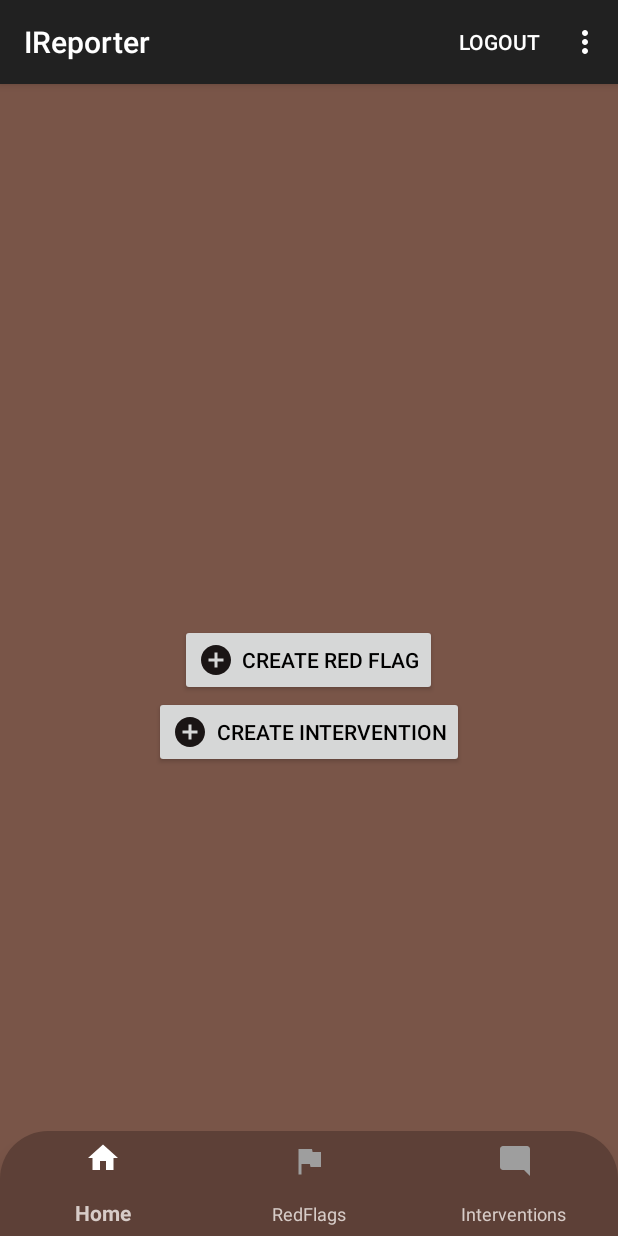
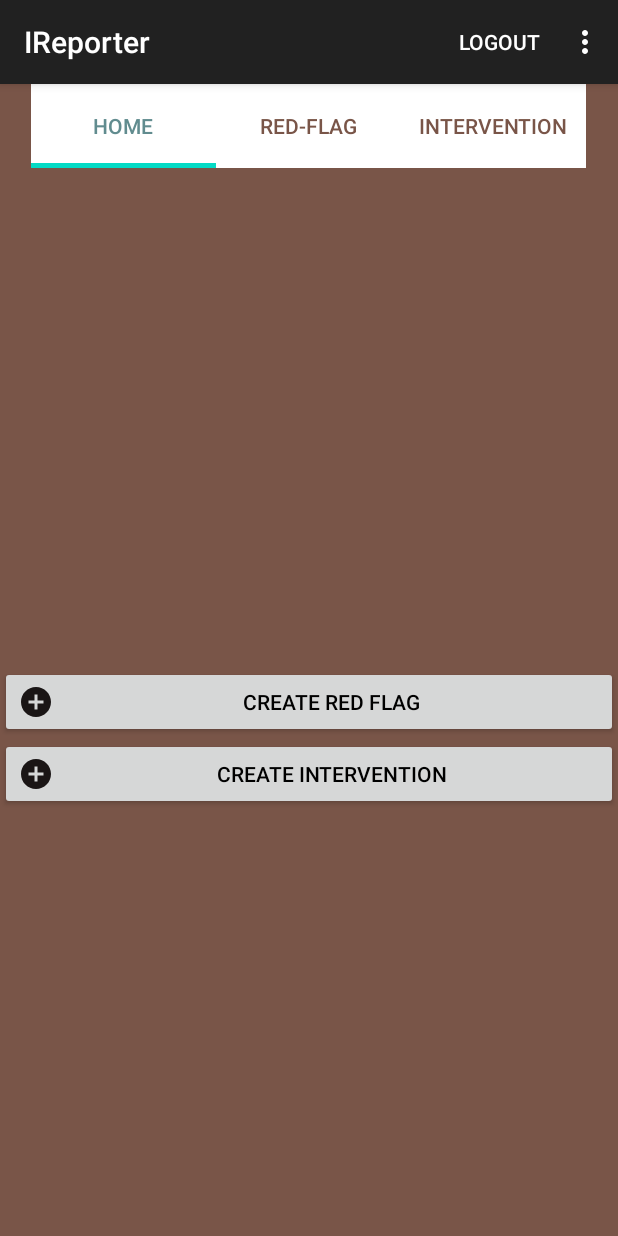
Before and after one commit to George-Okumu/IReporter-Android, an Android app: the MainActivity screen opened directly, with no data from a screen before it, on a phone screen of 412 x 824 dp. Run offline under Robolectric (Android 15) with nearby library versions, the phone set to English and light mode, and no system bars; our stand-ins replace ButterKnife, Picasso; libraries missing offline, so code that uses them is left out: org.parceler; pictures from the network do not load.

Commit message:
add fragments to display tablayout view

```diff
--- a/app/src/main/java/com/moringa/ireporter/MainActivity.java
+++ b/app/src/main/java/com/moringa/ireporter/MainActivity.java
@@ -2,8 +2,11 @@ package com.moringa.ireporter;
 
 import androidx.annotation.NonNull;
 import androidx.appcompat.app.AppCompatActivity;
+import androidx.appcompat.widget.Toolbar;
 import androidx.recyclerview.widget.LinearLayoutManager;
 import androidx.recyclerview.widget.RecyclerView;
+import androidx.viewpager.widget.ViewPager;
+
 
 import android.content.Intent;
 import android.content.SharedPreferences;
@@ -16,7 +19,11 @@ import android.view.View;
 import android.widget.Button;
 import android.widget.Toast;
 
+
 import com.google.android.material.bottomnavigation.BottomNavigationView;
+import com.google.android.material.tabs.TabItem;
+import com.google.android.material.tabs.TabLayout;
+import com.moringa.ireporter.adapters.PagerAdapter;
 import com.moringa.ireporter.adapters.RedFlagAdapter;
 import com.moringa.ireporter.models.RedFlag;
 import com.moringa.ireporter.network.IreporterApi;
@@ -41,14 +48,18 @@ public class MainActivity extends AppCompatActivity implements View.OnClickListe
 //    private List<RedFlag> mRedFlags = new ArrayList<>();
 //    @BindView(R.id.recyclerView) RecyclerView mRecyclerView;
 //    RedFlagAdapter mAdapter;
-@BindView(R.id.redFlagBtn) Button mRedFlagBtn;
-@BindView(R.id.intBtn) Button mIntBtn;
+
+
+    TabLayout tabLayout;
+    TabItem mHome,mRedFlagg,mIntervention;
+    PagerAdapter pagerAdapter;
+    Toolbar mToolbar;
 
     @Override
     protected void onCreate(Bundle savedInstanceState) {
         super.onCreate(savedInstanceState);
         setContentView(R.layout.activity_main);
-        ButterKnife.bind(this);
+
 
 
 
@@ -63,34 +74,72 @@ public class MainActivity extends AppCompatActivity implements View.OnClickListe
 //        redflagRes();
 
 
-        mRedFlagBtn.setOnClickListener(this);
-        mIntBtn.setOnClickListener(this);
 
-        BottomNavigationView bottomNavigationView = findViewById(R.id.bottom_navigation);
-        bottomNavigationView.setSelectedItemId(R.id.Home);
 
-        bottomNavigationView.setOnNavigationItemSelectedListener(new BottomNavigationView.OnNavigationItemSelectedListener() {
+//        BottomNavigationView bottomNavigationView = findViewById(R.id.bottom_navigation);
+//        bottomNavigationView.setSelectedItemId(R.id.Home);
+//
+//        bottomNavigationView.setOnNavigationItemSelectedListener(new BottomNavigationView.OnNavigationItemSelectedListener() {
+//            @Override
+//            public boolean onNavigationItemSelected(@NonNull MenuItem item) {
+//                switch (item.getItemId()) {
+//                    case R.id.Home:
+//                        return true;
+//
+//                    case R.id.Red:
+//                        startActivity(new Intent(getApplicationContext()
+//                                ,RedFlagActivity.class));
+//                        overridePendingTransition(0, 0);
+//                        return true;
+//
+//                    case R.id.Int:
+//                        startActivity(new Intent(getApplicationContext()
+//                                ,InterventionActivity.class));
+//                        overridePendingTransition(0, 0);
+//                        return true;
+//                }
+//                return false;
+//            }
+//        });
+
+
+//        mToolbar = findViewById(R.id.toolbar);
+//        setSupportActionBar(mToolbar);
+
+        mHome = findViewById(R.id.home);
+        mRedFlagg = findViewById(R.id.redflagg);
+        mIntervention = findViewById(R.id.inter);
+
+
+        ViewPager viewPager = findViewById(R.id.fragment_container);
+        tabLayout = findViewById(R.id.include);
+
+        pagerAdapter = new PagerAdapter(getSupportFragmentManager(), 3);
+        viewPager.setAdapter(pagerAdapter);
+
+        tabLayout.addOnTabSelectedListener(new TabLayout.OnTabSelectedListener() {
             @Override
-            public boolean onNavigationItemSelected(@NonNull MenuItem item) {
-                switch (item.getItemId()) {
-                    case R.id.Home:
-                        return true;
+            public void onTabSelected(TabLayout.Tab tab) {
+                viewPager.setCurrentItem(tab.getPosition());
+                if (tab.getPosition() == 0
+                        || tab.getPosition() == 1
+                        || tab.getPosition() == 2);
+                {
+                    pagerAdapter.notifyDataSetChanged();
+                }
+            }
 
-                    case R.id.Red:
-                        startActivity(new Intent(getApplicationContext()
-                                ,RedFlagActivity.class));
-                        overridePendingTransition(0, 0);
-                        return true;
+            @Override
+            public void onTabUnselected(TabLayout.Tab tab) {
 
-                    case R.id.Int:
-                        startActivity(new Intent(getApplicationContext()
-                                ,InterventionActivity.class));
-                        overridePendingTransition(0, 0);
-                        return true;
-                }
-                return false;
+            }
+
+            @Override
+            public void onTabReselected(TabLayout.Tab tab) {
+
             }
         });
+        viewPager.addOnPageChangeListener(new TabLayout.TabLayoutOnPageChangeListener(tabLayout));
 
     }
 
@@ -150,16 +199,9 @@ public class MainActivity extends AppCompatActivity implements View.OnClickListe
 
     @Override
     public void onClick(View view) {
-        if (view == mRedFlagBtn) {
-            Intent intent = new Intent(MainActivity.this, CreateRedActivity.class);
-            startActivity(intent);
-        }
-        if (view == mIntBtn) {
-            Intent intent = new Intent(MainActivity.this, CreateIntActivity.class);
-            startActivity(intent);
-        }
 
     }
+
 
 //    private void redflagRes() {
 //        Retrofit retrofit = IreporterClient.getRetrofit();
--- /dev/null
+++ b/app/src/main/java/com/moringa/ireporter/adapters/PagerAdapter.java
@@ -0,0 +1,44 @@
+package com.moringa.ireporter.adapters;
+
+import androidx.annotation.NonNull;
+import androidx.fragment.app.Fragment;
+import androidx.fragment.app.FragmentManager;
+import androidx.fragment.app.FragmentPagerAdapter;
+
+import com.moringa.ireporter.ui.HomeFragment;
+import com.moringa.ireporter.ui.InterventionFragment;
+import com.moringa.ireporter.ui.RedFlagFragment;
+
+public class PagerAdapter extends FragmentPagerAdapter {
+
+    int tabcount;
+
+    public PagerAdapter(@NonNull FragmentManager fm, int behavior) {
+        super(fm, behavior);
+        tabcount = behavior;
+    }
+
+    @NonNull
+    @Override
+    public Fragment getItem(int position) {
+        switch (position) {
+            case 0:
+                return new HomeFragment();
+
+            case 1:
+                return new RedFlagFragment();
+
+            case 2:
+                return new InterventionFragment();
+
+
+            default:
+                return null;
+        }
+    }
+
+    @Override
+    public int getCount() {
+        return tabcount;
+    }
+}
--- a/app/src/main/java/com/moringa/ireporter/ui/CreateRedActivity.java
+++ b/app/src/main/java/com/moringa/ireporter/ui/CreateRedActivity.java
@@ -142,7 +142,7 @@ public class CreateRedActivity extends AppCompatActivity implements View.OnClick
             @Override
             public void onResponse(Call call, Response response) {
                 Toast.makeText(getApplicationContext(), "Red Flag saved",Toast.LENGTH_LONG).show();
-                startActivity(new Intent(CreateRedActivity.this, RedFlagActivity.class));
+                startActivity(new Intent(CreateRedActivity.this, RedFlagFragment.class));
             }
 
             @Override
--- /dev/null
+++ b/app/src/main/java/com/moringa/ireporter/ui/HomeFragment.java
@@ -0,0 +1,50 @@
+package com.moringa.ireporter.ui;
+
+import android.content.Intent;
+import android.os.Bundle;
+
+import androidx.fragment.app.Fragment;
+
+import android.view.LayoutInflater;
+import android.view.View;
+import android.view.ViewGroup;
+import android.widget.Button;
+
+import com.moringa.ireporter.MainActivity;
+import com.moringa.ireporter.R;
+
+import butterknife.BindView;
+import butterknife.ButterKnife;
+
+
+public class HomeFragment extends Fragment implements View.OnClickListener{
+    @BindView(R.id.redFlagBtn)
+    Button mRedFlagBtn;
+    @BindView(R.id.intBtn) Button mIntBtn;
+
+
+    @Override
+    public View onCreateView(LayoutInflater inflater, ViewGroup container,
+                             Bundle savedInstanceState) {
+        // Inflate the layout for this fragment
+        View view = inflater.inflate(R.layout.fragment_home, container, false);
+        ButterKnife.bind(this, view);
+        mRedFlagBtn.setOnClickListener(this);
+        mIntBtn.setOnClickListener(this);
+
+        return view;
+    }
+
+    @Override
+    public void onClick(View view) {
+        if (view == mRedFlagBtn) {
+            Intent intent = new Intent(getActivity(), CreateRedActivity.class);
+            getActivity().startActivity(intent);
+        }
+        if (view == mIntBtn) {
+            Intent intent = new Intent(getActivity(), CreateIntActivity.class);
+            getActivity().startActivity(intent);
+        }
+
+    }
+}
--- /dev/null
+++ b/app/src/main/java/com/moringa/ireporter/ui/RedFlagFragment.java
@@ -0,0 +1,86 @@
+package com.moringa.ireporter.ui;
+
+import android.os.Bundle;
+
+import androidx.fragment.app.Fragment;
+import androidx.recyclerview.widget.LinearLayoutManager;
+import androidx.recyclerview.widget.RecyclerView;
+
+import android.view.LayoutInflater;
+import android.view.View;
+import android.view.ViewGroup;
+
+import com.moringa.ireporter.R;
+import com.moringa.ireporter.adapters.RedFlagAdapter;
+import com.moringa.ireporter.models.RedFlag;
+import com.moringa.ireporter.network.IreporterApi;
+import com.moringa.ireporter.network.IreporterClient;
+
+import java.util.ArrayList;
+import java.util.List;
+
+import butterknife.BindView;
+import butterknife.ButterKnife;
+import retrofit2.Call;
+import retrofit2.Callback;
+import retrofit2.Response;
+import retrofit2.Retrofit;
+
+
+public class RedFlagFragment extends Fragment implements  View.OnClickListener{
+    private List<RedFlag> mRedFlags = new ArrayList<>();
+    @BindView(R.id.recyclerView)
+    RecyclerView mRecyclerView;
+    RedFlagAdapter mAdapter;
+
+
+
+    @Override
+    public View onCreateView(LayoutInflater inflater, ViewGroup container,
+                             Bundle savedInstanceState) {
+        // Inflate the layout for this fragment
+        View view =  inflater.inflate(R.layout.fragment_red_flag, container, false);
+        ButterKnife.bind(this, view);
+
+        // Fetch redflags
+        // Initialize recyler view
+        mAdapter = new RedFlagAdapter(getContext(), mRedFlags);
+        mRecyclerView.setAdapter(mAdapter);
+        RecyclerView.LayoutManager layoutManager = new LinearLayoutManager(getContext());
+        mRecyclerView.setLayoutManager(layoutManager);
+        mRecyclerView.setHasFixedSize(true);
+        mRecyclerView.setVisibility(View.VISIBLE);
+        redflagRes();
+
+        return view;
+    }
+
+    private void redflagRes() {
+        Retrofit retrofit = IreporterClient.getRetrofit();
+        IreporterApi ireporterApi = retrofit.create(IreporterApi.class);
+        Call<List<RedFlag>> call = ireporterApi.getRedFlags();
+        call.enqueue(new Callback<List<RedFlag>>() {
+            @Override
+            public void onResponse(Call<List<RedFlag>> call, Response<List<RedFlag>> response) {
+                if (response.isSuccessful()) {
+                    for (RedFlag redFlag: response.body() ) {
+                        mRedFlags.add(redFlag);
+                    }
+                    //mRedFlags = response.body();
+                    mAdapter.notifyDataSetChanged();
+                }
+            }
+
+            @Override
+            public void onFailure(Call<List<RedFlag>> call, Throwable t) {
+
+            }
+        });
+
+    }
+
+    @Override
+    public void onClick(View view) {
+
+    }
+}
--- a/app/src/main/res/layout/activity_main.xml
+++ b/app/src/main/res/layout/activity_main.xml
@@ -7,58 +7,71 @@
     android:background="@color/primary"
     tools:context=".MainActivity">
 
-<LinearLayout
-    android:layout_width="wrap_content"
-    android:layout_height="wrap_content"
-    android:layout_centerVertical="true"
-    android:id="@+id/lieout"
-    android:layout_centerHorizontal="true">
 
-    <Button
+    <com.google.android.material.tabs.TabLayout
+        android:id="@+id/include"
+        android:layout_width="match_parent"
+        android:layout_height="?attr/actionBarSize"
+        app:tabBackground="@color/white"
+        android:layout_marginTop="0dp"
+        app:tabGravity="center"
+        android:backgroundTint="@color/white"
+        app:tabIndicatorColor="@color/teal_200"
+        app:tabIndicatorHeight="3.5dp"
+        app:tabMode="scrollable"
+        app:tabSelectedTextColor="#618C8F"
+        app:tabTextColor="@color/primary">
+
+        <com.google.android.material.tabs.TabItem
+            android:id="@+id/home"
+            android:layout_width="wrap_content"
+            android:layout_height="wrap_content"
+            android:text="Home">
+
+        </com.google.android.material.tabs.TabItem>
+
+        <com.google.android.material.tabs.TabItem
+            android:id="@+id/redflagg"
+            android:layout_width="wrap_content"
+            android:layout_height="wrap_content"
+            android:text="Red-Flag">
+
+        </com.google.android.material.tabs.TabItem>
+
+        <com.google.android.material.tabs.TabItem
+            android:id="@+id/inter"
+            android:layout_width="wrap_content"
+            android:layout_height="wrap_content"
+            android:text="Intervention">
+
+        </com.google.android.material.tabs.TabItem>
+
+    </com.google.android.material.tabs.TabLayout>
+
+    <androidx.viewpager.widget.ViewPager
         android:layout_width="match_parent"
         android:layout_height="match_parent"
-        android:textColor="@color/black"
-        android:id="@+id/redFlagBtn"
-        android:drawableStart="@drawable/ic_baseline_add_circle_24"
-        android:drawableLeft="@drawable/ic_baseline_add_circle_24"
-        android:drawablePadding="5dp"
-        android:text="Create Red Flag" />
+        android:layout_below="@+id/include"
+        android:layout_marginTop="0dp"
+        android:id="@+id/fragment_container">
 
-
-</LinearLayout>
-    <LinearLayout
-        android:layout_width="wrap_content"
-        android:layout_height="wrap_content"
-        android:layout_centerVertical="true"
-       android:layout_below="@+id/lieout"
-        android:layout_centerHorizontal="true">
-
-        <Button
-            android:layout_width="wrap_content"
-            android:layout_height="wrap_content"
-            android:textColor="@color/black"
-            android:id="@+id/intBtn"
-            android:drawableStart="@drawable/ic_baseline_add_circle_24"
-            android:drawableLeft="@drawable/ic_baseline_add_circle_24"
-            android:drawablePadding="5dp"
-            android:text="Create Intervention"/>
-
-
-    </LinearLayout>
+    </androidx.viewpager.widget.ViewPager>
 
 
 
-    <com.google.android.material.bottomnavigation.BottomNavigationView
-        android:id="@+id/bottom_navigation"
-        android:layout_width="match_parent"
-        android:layout_height="70dp"
-        android:layout_alignParentBottom="true"
-        android:background="@drawable/tab_corners_shape"
-        app:itemIconTint="@color/tab_item"
-        app:itemTextColor="@color/light_primary"
-        app:layout_constraintBottom_toBottomOf="parent"
-        app:layout_constraintEnd_toEndOf="parent"
-        app:layout_constraintStart_toStartOf="parent"
-        app:menu="@menu/menu2" />
+
+
+<!--    <com.google.android.material.bottomnavigation.BottomNavigationView-->
+<!--        android:id="@+id/bottom_navigation"-->
+<!--        android:layout_width="match_parent"-->
+<!--        android:layout_height="70dp"-->
+<!--        android:layout_alignParentBottom="true"-->
+<!--        android:background="@drawable/tab_corners_shape"-->
+<!--        app:itemIconTint="@color/tab_item"-->
+<!--        app:itemTextColor="@color/light_primary"-->
+<!--        app:layout_constraintBottom_toBottomOf="parent"-->
+<!--        app:layout_constraintEnd_toEndOf="parent"-->
+<!--        app:layout_constraintStart_toStartOf="parent"-->
+<!--        app:menu="@menu/menu2" />-->
 
 </RelativeLayout>
--- /dev/null
+++ b/app/src/main/res/layout/fragment_home.xml
@@ -0,0 +1,57 @@
+<?xml version="1.0" encoding="utf-8"?>
+<RelativeLayout xmlns:android="http://schemas.android.com/apk/res/android"
+    xmlns:tools="http://schemas.android.com/tools"
+    android:layout_width="match_parent"
+    android:layout_height="match_parent"
+    tools:context=".ui.HomeFragment">
+
+    <androidx.recyclerview.widget.RecyclerView
+        android:layout_width="match_parent"
+        android:layout_height="match_parent"
+        android:id="@+id/recyclerView"
+        android:layout_margin="2dp"
+        android:fitsSystemWindows="true"
+        android:padding="2dp" >
+
+    </androidx.recyclerview.widget.RecyclerView>
+
+    <LinearLayout
+        android:layout_width="match_parent"
+        android:layout_height="wrap_content"
+        android:layout_centerVertical="true"
+        android:id="@+id/lieout"
+        android:layout_centerHorizontal="true">
+
+        <Button
+            android:layout_width="match_parent"
+            android:layout_height="match_parent"
+            android:textColor="@color/black"
+            android:id="@+id/redFlagBtn"
+            android:drawableStart="@drawable/ic_baseline_add_circle_24"
+            android:drawableLeft="@drawable/ic_baseline_add_circle_24"
+            android:drawablePadding="5dp"
+            android:text="Create Red Flag" />
+
+
+    </LinearLayout>
+    <LinearLayout
+        android:layout_width="match_parent"
+        android:layout_height="wrap_content"
+        android:layout_centerVertical="true"
+        android:layout_below="@+id/lieout"
+        android:layout_centerHorizontal="true">
+
+        <Button
+            android:layout_width="match_parent"
+            android:layout_height="wrap_content"
+            android:textColor="@color/black"
+            android:id="@+id/intBtn"
+            android:drawableStart="@drawable/ic_baseline_add_circle_24"
+            android:drawableLeft="@drawable/ic_baseline_add_circle_24"
+            android:drawablePadding="5dp"
+            android:text="Create Intervention"/>
+
+
+    </LinearLayout>
+
+</RelativeLayout>
```
Also changed, not shown: app/src/main/java/com/moringa/ireporter/ui/InterventionFragment.java (added, +22 -0 lines), app/src/main/res/layout/fragment_intervention.xml (added, +18 -0 lines), app/src/main/res/layout/fragment_red_flag.xml (added, +18 -0 lines).
